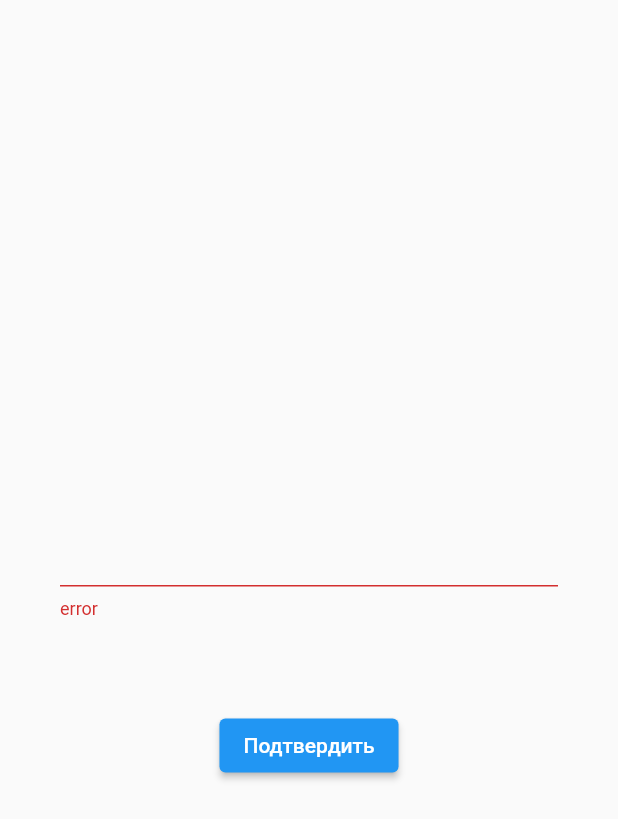
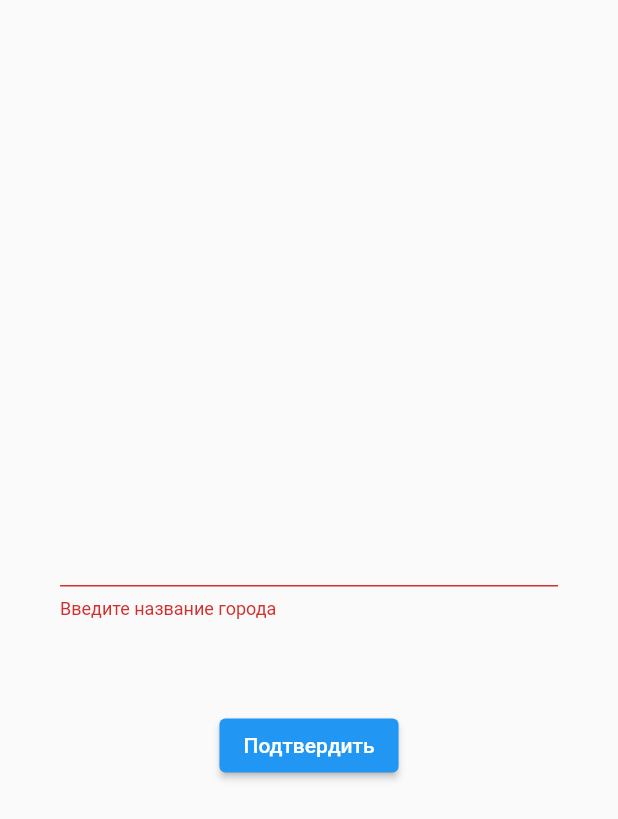
Before and after one commit to Qaz3xsw/weather_app, a Flutter app: the screen it shows after launch, after a tap on "Подтвердить", on a phone screen of 412 x 824 dp. Shown: the top 819 px of the screen. Run offline on Flutter 3.47's test engine with Material 2 defaults, Android fonts, the phone set to English and light mode, and no system bars; our stand-ins replace flutter_bloc, freezed_annotation.

```diff
--- a/analysis_options.yaml
+++ b/analysis_options.yaml
@@ -1,13 +1,14 @@
 # This file configures the analyzer, which statically analyzes Dart code to
 # check for errors, warnings, and lints.
-#
 # The issues identified by the analyzer are surfaced in the UI of Dart-enabled
 # IDEs (https://dart.dev/tools#ides-and-editors). The analyzer can also be
 # invoked from the command line by running `flutter analyze`.
 
 # The following line activates a set of recommended lints for Flutter apps,
 # packages, and plugins designed to encourage good coding practices.
-include: package:flutter_lints/flutter.yaml
+# include: package:flutter_lints/flutter.yaml
+
+include: package:strict_analyzer/analysis_options.yaml
 
 linter:
   # The lint rules applied to this project can be customized in the
--- a/lib/bloc/errors.dart
+++ b/lib/bloc/errors.dart
@@ -5,12 +5,12 @@
 enum CodeType { http, json }
 
 class ResponseCodeException implements Exception {
-  ResponseCodeException(
+  const ResponseCodeException(
     this.message, {
     required this.code,
     required this.url,
     required this.codeType,
-    // other useful data to figure out an error
+    // other useful data to figure out why error occurs
   });
 
   final String message;
@@ -20,6 +20,6 @@ class ResponseCodeException implements Exception {
 }
 
 class CityNotExistsException implements Exception {
-  CityNotExistsException({required this.cityName});
+  const CityNotExistsException({required this.cityName});
   final String cityName;
 }
--- a/lib/main.dart
+++ b/lib/main.dart
@@ -1,27 +1,28 @@
 import 'package:flutter/material.dart';
 import 'package:flutter_bloc/flutter_bloc.dart';
-import 'package:weather_app/bloc/weather_bloc.dart';
-import 'package:weather_app/repo/weather_api_repository.dart';
-import 'package:weather_app/ui/screen/home.dart';
+
+import 'bloc/weather_bloc.dart';
+import 'repo/weather_api_repository.dart';
+import 'ui/screen/home.dart';
 
 void main() {
-  runApp(const MyApp());
+  runApp(const WeatherApp());
 }
 
-class MyApp extends StatefulWidget {
-  const MyApp({Key? key}) : super(key: key);
+class WeatherApp extends StatefulWidget {
+  const WeatherApp({Key? key}) : super(key: key);
 
   @override
-  State<MyApp> createState() => _MyAppState();
+  State<WeatherApp> createState() => _WeatherAppState();
 }
 
-class _MyAppState extends State<MyApp> {
+class _WeatherAppState extends State<WeatherApp> {
   @override
   Widget build(BuildContext context) {
     return BlocProvider<WeatherBloc>(
       create: (context) => WeatherBloc(
         weatherRepository: WeatherRepository(
-          apiKey: '',
+          apiKey: '15f2d32c7c55dffa1ceda3d9a3f81c33',
         ),
       ),
       child: MaterialApp(
--- a/lib/model/city.dart
+++ b/lib/model/city.dart
@@ -1,18 +1,20 @@
+// ignore_for_file: lines_longer_than_80_chars
+
 import 'package:json_annotation/json_annotation.dart';
 
 part 'city.g.dart';
 
 @JsonSerializable()
 class CityCoordinates {
-  CityCoordinates({
+  const CityCoordinates({
     required this.lat,
     required this.lon,
     required this.name,
   });
 
+  factory CityCoordinates.fromJson(Map<String, dynamic> json) => _$CityCoordinatesFromJson(json);
+
   final double lat;
   final double lon;
   final String name;
-
-  factory CityCoordinates.fromJson(Map<String, dynamic> json) => _$CityCoordinatesFromJson(json);
 }
--- a/lib/model/weather.dart
+++ b/lib/model/weather.dart
@@ -1,37 +1,39 @@
+// ignore_for_file: lines_longer_than_80_chars
+
 import 'package:json_annotation/json_annotation.dart';
 
 part 'weather.g.dart';
 
 @JsonSerializable()
 class Wind {
-  Wind({required this.speed});
-  final double speed;
+  const Wind({required this.speed});
 
   factory Wind.fromJson(Map<String, dynamic> json) => _$WindFromJson(json);
+  final double speed;
 }
 
 @JsonSerializable()
 class Basic {
-  Basic({
+  const Basic({
     required this.temperature,
     required this.humidity,
   });
 
+  factory Basic.fromJson(Map<String, dynamic> json) => _$BasicFromJson(json);
+
   @JsonKey(name: 'temp')
   final double temperature;
   final double humidity;
-
-  factory Basic.fromJson(Map<String, dynamic> json) => _$BasicFromJson(json);
 }
 
 @JsonSerializable()
 class Weather {
-  Weather({required this.wind, required this.basic});
+  const Weather({required this.wind, required this.basic});
+
+  factory Weather.fromJson(Map<String, dynamic> json) => _$WeatherFromJson(json);
 
   final Wind wind;
 
   @JsonKey(name: 'main')
   final Basic basic;
-
-  factory Weather.fromJson(Map<String, dynamic> json) => _$WeatherFromJson(json);
 }
--- a/lib/ui/screen/home.dart
+++ b/lib/ui/screen/home.dart
@@ -1,7 +1,10 @@
+// ignore_for_file: lines_longer_than_80_chars
+
 import 'package:flutter/material.dart';
 import 'package:flutter_bloc/flutter_bloc.dart';
-import 'package:weather_app/bloc/weather_bloc.dart';
-import 'package:weather_app/ui/screen/weather_details.dart';
+
+import '../../bloc/weather_bloc.dart';
+import 'weather_details.dart';
 
 class HomeScreen extends StatefulWidget {
   const HomeScreen({Key? key}) : super(key: key);
@@ -12,6 +15,7 @@ class HomeScreen extends StatefulWidget {
 
 class _HomeScreenState extends State<HomeScreen> {
   late TextEditingController textController;
+  final errorMessage = 'Введите название города';
   String? errorText;
 
   @override
@@ -23,6 +27,7 @@ class _HomeScreenState extends State<HomeScreen> {
   @override
   void dispose() {
     super.dispose();
+    textController.dispose();
   }
 
   @override
@@ -30,7 +35,6 @@ class _HomeScreenState extends State<HomeScreen> {
     return Scaffold(
       body: Center(
         child: Column(
-          crossAxisAlignment: CrossAxisAlignment.center,
           mainAxisAlignment: MainAxisAlignment.center,
           children: [
             Container(
@@ -41,7 +45,7 @@ class _HomeScreenState extends State<HomeScreen> {
                   errorText: errorText,
                 ),
                 onChanged: (val) {
-                  val.isEmpty ? errorText = 'error' : errorText = null;
+                  val.isEmpty ? errorText = errorMessage : errorText = null;
                   setState(() {});
                 },
               ),
@@ -51,12 +55,14 @@ class _HomeScreenState extends State<HomeScreen> {
               onPressed: () {
                 if (textController.text.isNotEmpty) {
                   BlocProvider.of<WeatherBloc>(context).add(WeatherEvent.weatherRequested(cityName: textController.text));
-                  Navigator.of(context).push(MaterialPageRoute(
-                    builder: (context) => const WeatherDetailsScreen(),
-                  ));
+                  Navigator.of(context).push(
+                    MaterialPageRoute<Widget>(
+                      builder: (context) => const WeatherDetailsScreen(),
+                    ),
+                  );
                 } else {
                   setState(() {
-                    errorText = 'error';
+                    errorText = errorMessage;
                   });
                 }
               },
```
Also changed, not shown: lib/bloc/weather_bloc.dart (+12 -5 lines), lib/repo/weather_api_repository.dart (+19 -13 lines), lib/ui/screen/weather_details.dart (+14 -8 lines), pubspec.yaml (+8 -7 lines), pubspec.lock, 1 other file.
